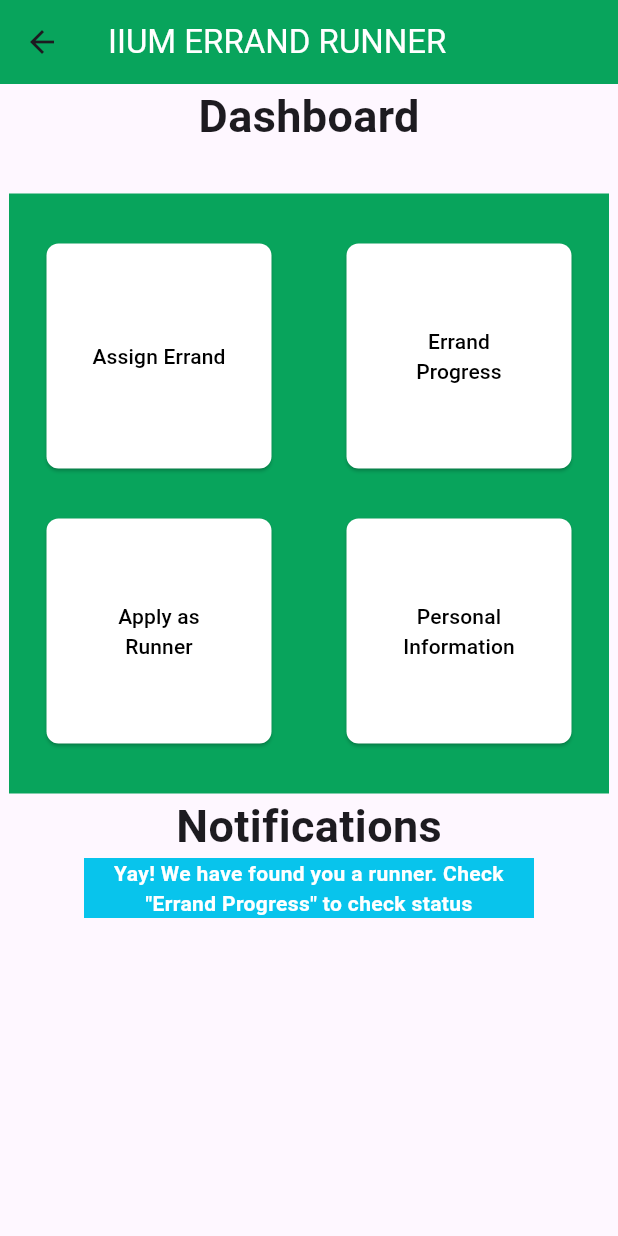
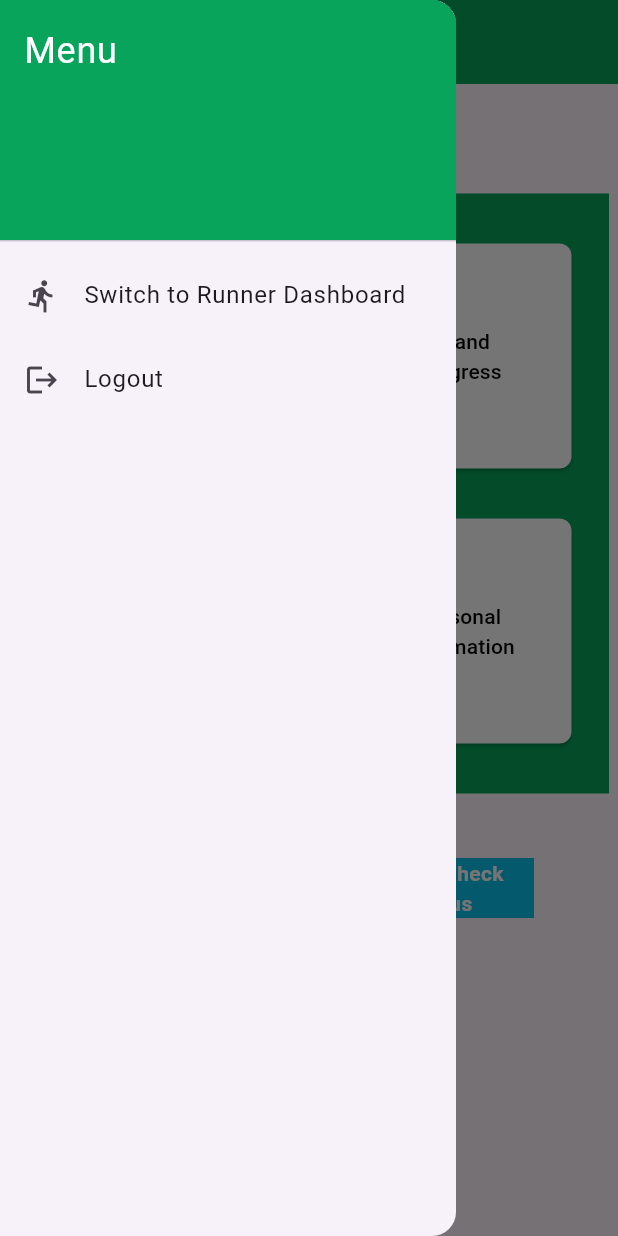
Before and after one commit to FarisArch/INFO-4335-OMEN, a Flutter app: the studentDashboard screen opened by its route, with the side drawer open (before the commit the screen has no drawer), on a phone screen of 412 x 824 dp. Run offline on Flutter 3.47's test engine with Material 3 defaults, Android fonts, the phone set to English and light mode, and no system bars; our stand-ins replace cloud_firestore, file_picker, firebase_auth, firebase_core, firebase_storage, fluttertoast and 3 more; accounts and stored records are empty.

Commit message:
Updated dashboard for option to switch to dashboard, student assign now include taskID

```diff
--- a/i_run/lib/studentPages/student_dashboard.dart
+++ b/i_run/lib/studentPages/student_dashboard.dart
@@ -12,116 +12,83 @@ class _studentDashboardState extends State<studentDashboard> {
   Widget build(BuildContext context) {
     return Scaffold(
       appBar: AppBar(
-        title: Text(
+        title: const Text(
           "IIUM ERRAND RUNNER",
           style: TextStyle(color: Colors.white),
         ),
-        backgroundColor: Color.fromARGB(255, 8, 164, 92),
+        backgroundColor: const Color.fromARGB(255, 8, 164, 92),
+      ),
+      drawer: Drawer(
+        child: ListView(
+          padding: EdgeInsets.zero,
+          children: [
+            DrawerHeader(
+              decoration: BoxDecoration(
+                color: Color.fromARGB(255, 8, 164, 92),
+              ),
+              child: Text(
+                'Menu',
+                style: TextStyle(color: Colors.white, fontSize: 24),
+              ),
+            ),
+            ListTile(
+              leading: Icon(Icons.directions_run),
+              title: Text('Switch to Runner Dashboard'),
+              onTap: () {
+                Navigator.pushNamed(context, '/runnerDashboard');
+              },
+            ),
+            ListTile(
+              leading: Icon(Icons.logout),
+              title: Text('Logout'),
+              onTap: () {
+                // Add logout functionality here
+                Navigator.pushReplacementNamed(context, '/login');
+              },
+            ),
+          ],
+        ),
       ),
       body: Column(
         children: [
           Row(
             mainAxisAlignment: MainAxisAlignment.center,
-            children: [
+            children: const [
               Text('Dashboard', style: TextStyle(fontSize: 30, fontWeight: FontWeight.bold)),
             ],
           ),
           Padding(
-            padding: EdgeInsets.fromLTRB(0, 30, 0, 0),
+            padding: const EdgeInsets.fromLTRB(0, 30, 0, 0),
             child: Container(
               width: 400,
               height: 400,
-              color: Color.fromARGB(255, 8, 164, 92),
+              color: const Color.fromARGB(255, 8, 164, 92),
               child: Column(
                 mainAxisAlignment: MainAxisAlignment.spaceEvenly,
                 children: [
                   Row(
                     mainAxisAlignment: MainAxisAlignment.spaceAround,
                     children: [
-                      ElevatedButton(
-                        onPressed: () {
-                          // Navigate to Assign Errand page
-                        },
-                        style: ElevatedButton.styleFrom(
-                          backgroundColor: Colors.white,
-                          fixedSize: Size(150, 150),
-                          shape: RoundedRectangleBorder(
-                            borderRadius: BorderRadius.circular(8),
-                          ),
-                        ),
-                        child: Text(
-                          'Assign Errand',
-                          style: TextStyle(color: Colors.black),
-                          textAlign: TextAlign.center,
-                        ),
-                      ),
-                      ElevatedButton(
-                        onPressed: () {
-                          // Navigate to Errand Progress page
-                        },
-                        style: ElevatedButton.styleFrom(
-                          backgroundColor: Colors.white,
-                          fixedSize: Size(150, 150),
-                          shape: RoundedRectangleBorder(
-                            borderRadius: BorderRadius.circular(8),
-                          ),
-                        ),
-                        child: Text(
-                          'Errand Progress',
-                          style: TextStyle(color: Colors.black),
-                          textAlign: TextAlign.center,
-                        ),
-                      ),
+                      _dashboardButton('Assign Errand', () {}),
+                      _dashboardButton('Errand Progress', () {}),
                     ],
                   ),
                   Row(
                     mainAxisAlignment: MainAxisAlignment.spaceAround,
                     children: [
-                      ElevatedButton(
-                        onPressed: () {
-                          // Navigate to Apply as Runner page
-                        },
-                        style: ElevatedButton.styleFrom(
-                          backgroundColor: Colors.white,
-                          fixedSize: Size(150, 150),
-                          shape: RoundedRectangleBorder(
-                            borderRadius: BorderRadius.circular(8),
-                          ),
-                        ),
-                        child: Text(
-                          'Apply as Runner',
-                          style: TextStyle(color: Colors.black),
-                          textAlign: TextAlign.center,
-                        ),
-                      ),
-                      ElevatedButton(
-                        onPressed: () {
-                          // Navigate to Personal Information page
-                        },
-                        style: ElevatedButton.styleFrom(
-                          backgroundColor: Colors.white,
-                          fixedSize: Size(150, 150),
-                          shape: RoundedRectangleBorder(
-                            borderRadius: BorderRadius.circular(8),
-                          ),
-                        ),
-                        child: Text(
-                          'Personal Information',
-                          style: TextStyle(color: Colors.black),
-                          textAlign: TextAlign.center,
-                        ),
-                      ),
+                      _dashboardButton('Apply as Runner', () {}),
+                      _dashboardButton('Personal Information', () {}),
                     ],
                   ),
                 ],
               ),
             ),
           ),
-          Text('Notifications', style: TextStyle(fontSize: 30, fontWeight: FontWeight.bold)),
+          const Text('Notifications', style: TextStyle(fontSize: 30, fontWeight: FontWeight.bold)),
           Container(
             width: 300,
-            color: Color.fromARGB(255, 8, 196, 236),
-            child: Text(
+            color: const Color.fromARGB(255, 8, 196, 236),
+            child: const Text(
               'Yay! We have found you a runner. Check "Errand Progress" to check status',
               textAlign: TextAlign.center,
               style: TextStyle(color: Colors.white, fontWeight: FontWeight.bold),
@@ -131,4 +98,22 @@ class _studentDashboardState extends State<studentDashboard> {
       ),
     );
   }
+
+  Widget _dashboardButton(String text, VoidCallback onPressed) {
+    return ElevatedButton(
+      onPressed: onPressed,
+      style: ElevatedButton.styleFrom(
+        backgroundColor: Colors.white,
+        fixedSize: const Size(150, 150),
+        shape: RoundedRectangleBorder(
+          borderRadius: BorderRadius.circular(8),
+        ),
+      ),
+      child: Text(
+        text,
+        style: const TextStyle(color: Colors.black),
+        textAlign: TextAlign.center,
+      ),
+    );
+  }
 }
```
Also changed, not shown: i_run/lib/main.dart (+2 -16 lines), i_run/lib/runnerPages/runner_dashboard.dart (+61 -76 lines), i_run/lib/studentPages/student_assign_errand.dart (+8 -1 lines).
